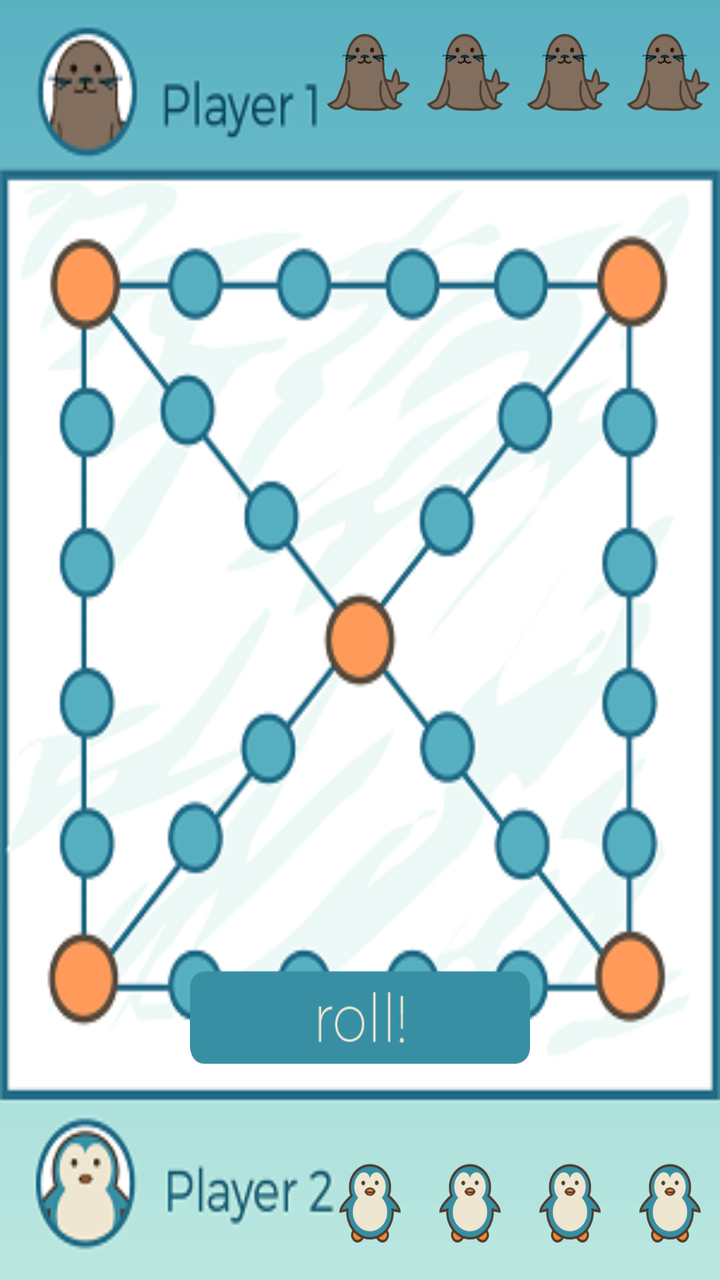
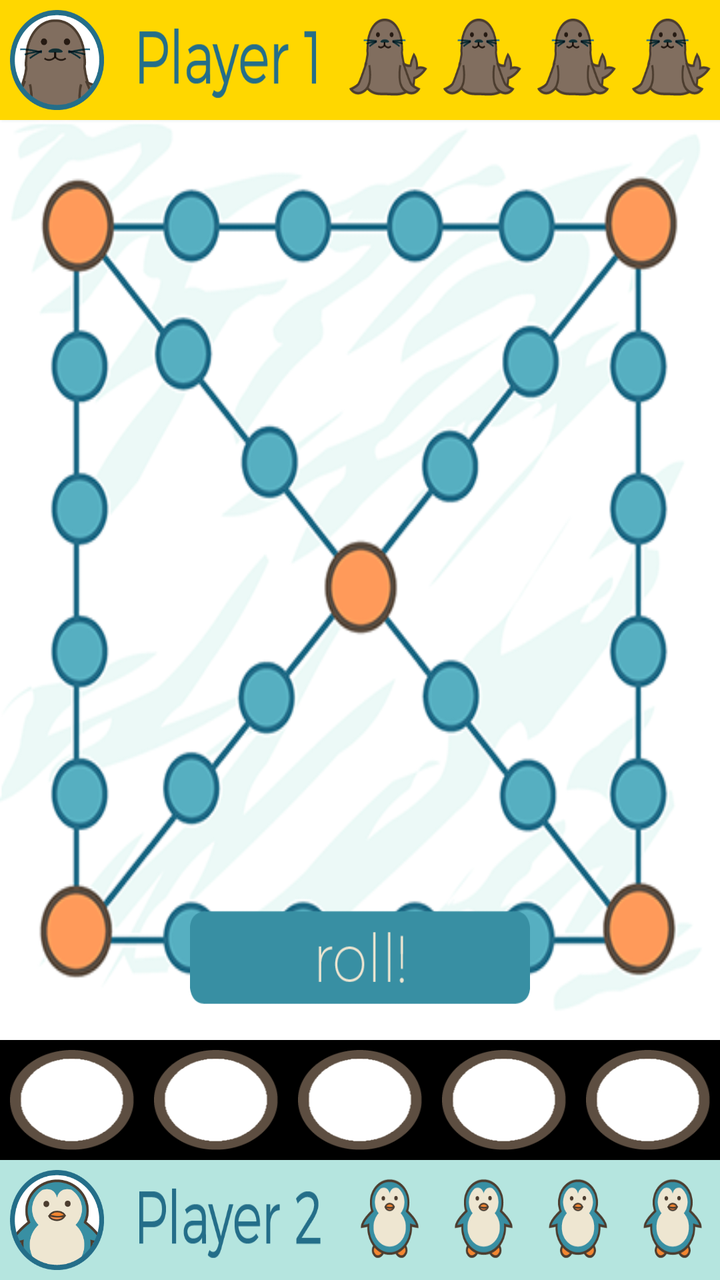

The first picture is an Android layout as it rendered before a commit; the second is the same layout after the commit. The layout source and the unified diff follow.
<!-- AndroidManifest.xml: application theme Theme.AppCompat.NoActionBar -->
<!-- res/layout/activity_board.xml -->
<?xml version="1.0" encoding="utf-8"?>
<RelativeLayout xmlns:android="http://schemas.android.com/apk/res/android"
                xmlns:tools="http://schemas.android.com/tools"
                android:layout_width="match_parent"
                android:layout_height="match_parent"
                android:orientation="vertical"
                android:background="@drawable/boardimage"
                tools:context="com.jeffreychan.yutnori.BoardActivity">
    <Button
        android:layout_width="170dp"
        android:layout_height="80dp"
        android:id="@+id/rollButton"
        android:background="@drawable/rollbutton"
        android:layout_below="@+id/sticks"
        android:layout_centerHorizontal="true" />

    <ImageView
        android:layout_width="200dp"
        android:layout_height="300dp"
        android:id="@+id/sticks"
        android:layout_centerInParent="true"  />

    <ImageView
    android:layout_width="200dp"
    android:layout_height="300dp"
    android:id="@+id/move1"
    android:visibility="invisible"
    android:layout_centerInParent="true"  />

    <ImageView
        android:layout_width="200dp"
        android:layout_height="300dp"
        android:id="@+id/move2"
        android:visibility="invisible"
        android:layout_centerInParent="true"  />

    <ImageView
        android:layout_width="200dp"
        android:layout_height="300dp"
        android:id="@+id/move3"
        android:visibility="invisible"
        android:layout_centerInParent="true"  />

    <ImageView
        android:layout_width="200dp"
        android:layout_height="300dp"
        android:id="@+id/move4"
        android:visibility="invisible"
        android:layout_centerInParent="true"  />

    <ImageView
        android:layout_width="200dp"
        android:layout_height="300dp"
        android:id="@+id/move5"
        android:visibility="invisible"
        android:layout_centerInParent="true"  />

    <ImageView
        android:layout_width="200dp"
        android:layout_height="300dp"
        android:id="@+id/moveminus1"
        android:visibility="invisible"
        android:layout_centerInParent="true"  />

    <LinearLayout
        android:layout_width="200dp"
        android:layout_height="60dp"
        android:layout_marginTop="7.5dp"
        android:layout_alignParentTop="true"
        android:layout_alignParentEnd="true"
        android:weightSum="4"
        >

        <ImageView
            android:layout_width="0dp"
            android:layout_weight="1"
            android:layout_height="match_parent"
            android:id="@+id/seal1"
            android:background="@drawable/seal1"/>
        <ImageView
            android:layout_width="0dp"
            android:layout_weight="1"
            android:layout_height="match_parent"
            android:id="@+id/seal2"
            android:background="@drawable/seal1" />
        <ImageView
            android:layout_width="0dp"
            android:layout_weight="1"
            android:layout_height="match_parent"
            android:id="@+id/seal3"
            android:background="@drawable/seal1"/>
        <ImageView
            android:layout_width="0dp"
            android:layout_weight="1"
            android:layout_height="match_parent"
            android:id="@+id/seal4"
            android:background="@drawable/seal1"/>
    </LinearLayout>

    <LinearLayout
        android:layout_width="200dp"
        android:layout_height="60dp"
        android:layout_marginBottom="7.5dp"
        android:layout_alignParentBottom="true"
        android:layout_alignParentEnd="true"
        android:weightSum="4"
        >

        <ImageView
            android:layout_width="0dp"
            android:layout_weight="1"
            android:layout_height="match_parent"
            android:id="@+id/penguin1"
            android:background="@drawable/penguin1"/>
        <ImageView
            android:layout_width="0dp"
            android:layout_weight="1"
            android:layout_height="match_parent"
            android:id="@+id/penguin2"
            android:background="@drawable/penguin1" />
        <ImageView
            android:layout_width="0dp"
            android:layout_weight="1"
            android:layout_height="match_parent"
            android:id="@+id/penguin3"
            android:background="@drawable/penguin1"/>
        <ImageView
            android:layout_width="0dp"
            android:layout_weight="1"
            android:layout_height="match_parent"
            android:id="@+id/penguin4"
            android:background="@drawable/penguin1"/>
    </LinearLayout>

    <TextView
        android:layout_width="wrap_content"
        android:layout_height="wrap_content"
        android:text=""
        android:textSize="80dp"
        android:id="@+id/rollText"
        android:layout_alignTop="@+id/sticks"
        android:layout_centerHorizontal="true" />

    <TextView
        android:layout_width="wrap_content"
        android:layout_height="wrap_content"
        android:text=""
        android:textSize="50dp"
        android:id="@+id/playerTurn"
        android:layout_above="@+id/sticks"
        android:layout_centerHorizontal="true"/>
</RelativeLayout>
<!-- resources referenced by this layout -->
<resources>
  <!-- drawable boardimage: png bitmap (drawable-hdpi, 72684 bytes) -->
  <!-- drawable penguin1: png bitmap (drawable-hdpi, 19756 bytes) -->
  <!-- drawable rollbutton: png bitmap (drawable-hdpi, 2070 bytes) -->
  <!-- drawable seal1: png bitmap (drawable-hdpi, 4362 bytes) -->
</resources>

<!-- the commit's change to res/layout/activity_board.xml (unified diff, before → after) -->
@@ -4,14 +4,24 @@
                 android:layout_width="match_parent"
                 android:layout_height="match_parent"
                 android:orientation="vertical"
-                android:background="@drawable/boardimage"
+                android:background="@drawable/board_clear"
                 tools:context="com.jeffreychan.yutnori.BoardActivity">
+
+
+    <ImageView
+        android:layout_width="match_parent"
+        android:layout_height="80dp"
+        android:id="@+id/temp"
+        android:background="@drawable/board_tiles"
+        android:layout_below="@+id/topBar"
+        android:layout_above="@+id/rollBar"/>
+
     <Button
         android:layout_width="170dp"
         android:layout_height="80dp"
         android:id="@+id/rollButton"
         android:background="@drawable/rollbutton"
-        android:layout_below="@+id/sticks"
+        android:layout_above="@+id/rollBar"
         android:layout_centerHorizontal="true" />
 
     <ImageView
@@ -21,11 +31,11 @@
         android:layout_centerInParent="true"  />
 
     <ImageView
-    android:layout_width="200dp"
-    android:layout_height="300dp"
-    android:id="@+id/move1"
-    android:visibility="invisible"
-    android:layout_centerInParent="true"  />
+        android:layout_width="200dp"
+        android:layout_height="300dp"
+        android:id="@+id/move1"
+        android:visibility="invisible"
+        android:layout_centerInParent="true"  />
 
     <ImageView
         android:layout_width="200dp"
@@ -63,13 +73,32 @@
         android:layout_centerInParent="true"  />
 
     <LinearLayout
-        android:layout_width="200dp"
+        android:id="@+id/topBar"
+        android:layout_width="match_parent"
         android:layout_height="60dp"
-        android:layout_marginTop="7.5dp"
         android:layout_alignParentTop="true"
         android:layout_alignParentEnd="true"
-        android:weightSum="4"
+        android:weightSum="7"
+        android:background="@color/Gold"
         >
+
+        <ImageView
+            android:layout_width="0dp"
+            android:layout_weight="1"
+            android:layout_height="match_parent"
+            android:id="@+id/seal_icon"
+            android:background="@drawable/seal_icon"
+            android:layout_margin="5dp"
+            android:layout_centerInParent="true"  />
+
+        <ImageView
+            android:layout_width="0dp"
+            android:layout_weight="2"
+            android:layout_height="match_parent"
+            android:id="@+id/player1"
+            android:background="@drawable/player1"
+            android:layout_margin="10dp"
+            android:layout_centerInParent="true"  />
 
         <ImageView
             android:layout_width="0dp"
@@ -98,13 +127,33 @@
     </LinearLayout>
 
     <LinearLayout
-        android:layout_width="200dp"
+        android:id="@+id/bottomBar"
+        android:layout_width="match_parent"
         android:layout_height="60dp"
-        android:layout_marginBottom="7.5dp"
         android:layout_alignParentBottom="true"
         android:layout_alignParentEnd="true"
-        android:weightSum="4"
+        android:weightSum="7"
+        android:background="@color/LighterBlue"
+
         >
+
+        <ImageView
+            android:layout_width="0dp"
+            android:layout_weight="1"
+            android:layout_height="match_parent"
+            android:id="@+id/penguin_icon"
+            android:background="@drawable/penguin_icon"
+            android:layout_margin="5dp"
+            android:layout_centerInParent="true"  />
+
+        <ImageView
+            android:layout_width="0dp"
+            android:layout_weight="2"
+            android:layout_height="match_parent"
+            android:id="@+id/player2"
+            android:layout_margin="10dp"
+            android:background="@drawable/player2"
+            android:layout_centerInParent="true"  />
 
         <ImageView
             android:layout_width="0dp"
@@ -147,6 +196,62 @@
         android:text=""
         android:textSize="50dp"
         android:id="@+id/playerTurn"
+        android:gravity="center"
         android:layout_above="@+id/sticks"
         android:layout_centerHorizontal="true"/>
+
+    <LinearLayout
+        android:id="@+id/rollBar"
+        android:layout_width="match_parent"
+        android:layout_height="60dp"
+        android:layout_above="@+id/bottomBar"
+        android:layout_alignParentEnd="true"
+        android:weightSum="5"
+        android:background="@color/Black"
+
+
+        >
+
+        <ImageView
+            android:layout_width="0dp"
+            android:layout_weight="1"
+            android:layout_height="match_parent"
+            android:id="@+id/rollSlot1"
+            android:background="@drawable/white_marker"
+            android:layout_margin="5dp"
+            android:layout_centerInParent="true"  />
+
+        <ImageView
+            android:layout_width="0dp"
+            android:layout_weight="1"
+            android:layout_height="match_parent"
+            android:id="@+id/rollSlot2"
+            android:background="@drawable/white_marker"
+            android:layout_margin="5dp"
+            android:layout_centerInParent="true"  />
+
+        <ImageView
+            android:layout_width="0dp"
+            android:layout_weight="1"
+            android:layout_height="match_parent"
+            android:id="@+id/rollSlot3"
+            android:layout_margin="5dp"
+            android:background="@drawable/white_marker"/>
+        <ImageView
+            android:layout_width="0dp"
+            android:layout_weight="1"
+            android:layout_height="match_parent"
+            android:id="@+id/rollSlot4"
+            android:layout_margin="5dp"
+            android:background="@drawable/white_marker" />
+        <ImageView
+            android:layout_width="0dp"
+            android:layout_weight="1"
+            android:layout_height="match_parent"
+            android:id="@+id/rollSlot5"
+            android:layout_margin="5dp"
+            android:background="@drawable/white_marker"/>
+
+    </LinearLayout>
+
 </RelativeLayout>
<!-- resource entries referenced after the edit -->
@@ -1,8 +1,17 @@
 <!-- resources referenced by this layout -->
 <resources>
-  <!-- drawable boardimage: png bitmap (drawable-hdpi, 72684 bytes) -->
+  <color name="Black">#000000</color>
+  <color name="Gold">#FFD700</color>
+  <color name="LighterBlue">#B5E5DF</color>
+  <!-- drawable board_clear: png bitmap (drawable-hdpi, 11226 bytes) -->
+  <!-- drawable board_tiles: png bitmap (drawable-hdpi, 97711 bytes) -->
   <!-- drawable penguin1: png bitmap (drawable-hdpi, 19756 bytes) -->
+  <!-- drawable penguin_icon: png bitmap (drawable-hdpi, 7539 bytes) -->
+  <!-- drawable player1: png bitmap (drawable-hdpi, 3740 bytes) -->
+  <!-- drawable player2: png bitmap (drawable-hdpi, 4485 bytes) -->
   <!-- drawable rollbutton: png bitmap (drawable-hdpi, 2070 bytes) -->
   <!-- drawable seal1: png bitmap (drawable-hdpi, 4362 bytes) -->
+  <!-- drawable seal_icon: png bitmap (drawable-hdpi, 7721 bytes) -->
+  <!-- drawable white_marker: png bitmap (drawable-hdpi, 3210 bytes) -->
 </resources>
 
